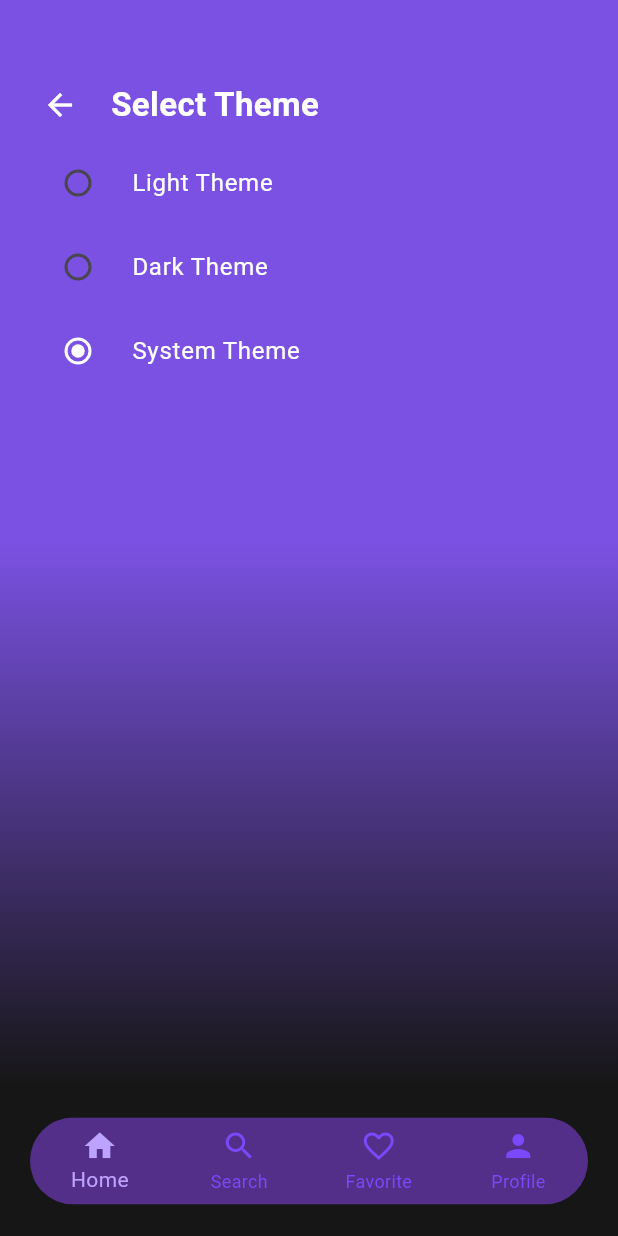
After one commit to alokmaurya281/music_app_flutter, a Flutter app: the ThemeScreenChanger screen opened directly, after a tap on the "arrow back" icon, after a tap on the "dark mode" icon, on a phone screen of 412 x 824 dp. The commit adds this screen. Run offline on Flutter 3.47's test engine with Material 2 defaults, Android fonts, the phone set to English and light mode, and no system bars; our stand-ins replace audioplayers, flutter_local_notifications, flutter_svg, font_awesome_flutter, permission_handler; network calls fail.

Commit message:
Dark theme light theme added

```diff
--- /dev/null
+++ b/lib/providers/themeprovider.dart
@@ -0,0 +1,13 @@
+import 'package:flutter/foundation.dart';
+import 'package:flutter/material.dart';
+
+class ThemeProvider extends ChangeNotifier {
+  var _themeMode = ThemeMode.system;
+
+  ThemeMode get themeMode => _themeMode;
+
+  void setTheme(themeMode) {
+    _themeMode = themeMode;
+    notifyListeners();
+  }
+}
--- a/lib/screens/artistscreen.dart
+++ b/lib/screens/artistscreen.dart
@@ -15,14 +15,14 @@ class _ArtistScreenState extends State<ArtistScreen> {
       body: Container(
         padding: const EdgeInsets.symmetric(vertical: 16, horizontal: 16),
         height: double.infinity,
-        decoration: const BoxDecoration(
-          color: Color.fromRGBO(122, 81, 226, 1),
+        decoration: BoxDecoration(
+          color: Theme.of(context).colorScheme.primary,
           gradient: LinearGradient(
             colors: [
-              Color.fromRGBO(122, 81, 226, 1),
-              Color.fromRGBO(22, 22, 22, 1),
+              Theme.of(context).colorScheme.primary,
+              Theme.of(context).colorScheme.primary,
               // Color.fromRGBO(122, 81, 226, 1),
-              Color.fromRGBO(22, 22, 22, 1),
+              Theme.of(context).colorScheme.primary,
             ],
             begin: Alignment.topCenter,
             end: Alignment.bottomCenter,
--- a/lib/screens/homescreen.dart
+++ b/lib/screens/homescreen.dart
@@ -1,4 +1,5 @@
 import 'package:flutter/material.dart';
+import 'package:music_app/screens/themescreen.dart';
 import 'package:music_app/widgets/bottomnavigation.dart';
 import 'package:music_app/widgets/drawer.dart';
 import 'package:music_app/widgets/artists.dart';
@@ -26,7 +27,7 @@ class _HomeScreenState extends State<HomeScreen> {
       drawer: const DrawerWidget(),
       appBar: AppBar(
         // toolbarHeight: 50,
-        backgroundColor: const Color.fromRGBO(122, 81, 226, 1),
+        backgroundColor: Theme.of(context).colorScheme.primary,
         elevation: 0,
         scrolledUnderElevation: 0,
         leading: GestureDetector(
@@ -42,13 +43,27 @@ class _HomeScreenState extends State<HomeScreen> {
             ),
           ),
         ),
-        actions: const [
-          Padding(
+        actions: [
+          const Padding(
             padding: EdgeInsets.only(right: 15),
             child: Icon(
               Icons.search,
               color: Colors.white60,
               size: 28,
+            ),
+          ),
+          Padding(
+            padding: const EdgeInsets.only(right: 15),
+            child: GestureDetector(
+              onTap: () {
+                Navigator.of(context).push(MaterialPageRoute(
+                    builder: (context) => ThemeScreenChanger()));
+              },
+              child: const Icon(
+                Icons.dark_mode,
+                color: Colors.white60,
+                size: 28,
+              ),
             ),
           ),
         ],
--- a/lib/screens/playerscreen.dart
+++ b/lib/screens/playerscreen.dart
@@ -31,14 +31,14 @@ class _PlayerScreenState extends State<PlayerScreen> {
       body: Container(
         padding: const EdgeInsets.symmetric(vertical: 16, horizontal: 16),
         height: double.infinity,
-        decoration: const BoxDecoration(
-          color: Color.fromRGBO(122, 81, 226, 1),
+        decoration: BoxDecoration(
+          color: Theme.of(context).colorScheme.primary,
           gradient: LinearGradient(
             colors: [
-              Color.fromRGBO(122, 81, 226, 1),
-              Color.fromRGBO(22, 22, 22, 1),
+              Theme.of(context).colorScheme.primary,
+              Theme.of(context).colorScheme.secondary,
               // Color.fromRGBO(122, 81, 226, 1),
-              Color.fromRGBO(22, 22, 22, 1),
+              Theme.of(context).colorScheme.primary,
             ],
             begin: Alignment.topCenter,
             end: Alignment.bottomCenter,
--- /dev/null
+++ b/lib/screens/themescreen.dart
@@ -0,0 +1,101 @@
+import 'package:flutter/material.dart';
+import 'package:music_app/providers/themeprovider.dart';
+import 'package:music_app/widgets/bottomnavigation.dart';
+import 'package:provider/provider.dart';
+
+class ThemeScreenChanger extends StatefulWidget {
+  const ThemeScreenChanger({super.key});
+
+  @override
+  State<ThemeScreenChanger> createState() => _ThemeScreenChangerState();
+}
+
+class _ThemeScreenChangerState extends State<ThemeScreenChanger> {
+  @override
+  Widget build(BuildContext context) {
+    final themeProvider = Provider.of<ThemeProvider>(context);
+    return Scaffold(
+      body: Container(
+        padding: const EdgeInsets.symmetric(vertical: 16, horizontal: 16),
+        height: double.infinity,
+        decoration: BoxDecoration(
+          color: Theme.of(context).colorScheme.primary,
+          gradient: LinearGradient(
+            colors: [
+              Theme.of(context).colorScheme.primary,
+              Theme.of(context).colorScheme.primary,
+              // Color.fromRGBO(122, 81, 226, 1),
+              Theme.of(context).colorScheme.secondary,
+            ],
+            begin: Alignment.topCenter,
+            end: Alignment.bottomCenter,
+          ),
+        ),
+        child: SingleChildScrollView(
+          child: Column(
+            crossAxisAlignment: CrossAxisAlignment.start,
+            children: [
+              SizedBox(
+                height: 30,
+              ),
+              Row(
+                children: [
+                  IconButton(
+                    onPressed: () {
+                      Navigator.of(context).popAndPushNamed('/');
+                    },
+                    icon: Icon(
+                      Icons.arrow_back,
+                      color: Colors.white,
+                    ),
+                  ),
+                  Padding(
+                    padding: EdgeInsets.only(left: 10),
+                    child: Text(
+                      'Select Theme',
+                      style: TextStyle(
+                          fontWeight: FontWeight.bold,
+                          fontSize: 22,
+                          color: Colors.white),
+                    ),
+                  )
+                ],
+              ),
+              RadioListTile<ThemeMode>(
+                activeColor: Colors.white,
+                title: const Text(
+                  'Light Theme',
+                  style: TextStyle(color: Colors.white),
+                ),
+                value: ThemeMode.light,
+                groupValue: themeProvider.themeMode,
+                onChanged: themeProvider.setTheme,
+              ),
+              RadioListTile<ThemeMode>(
+                activeColor: Colors.white,
+                title: const Text(
+                  'Dark Theme',
+                  style: TextStyle(color: Colors.white),
+                ),
+                value: ThemeMode.dark,
+                groupValue: themeProvider.themeMode,
+                onChanged: themeProvider.setTheme,
+              ),
+              RadioListTile<ThemeMode>(
+                activeColor: Colors.white,
+                title: const Text(
+                  'System Theme',
+                  style: TextStyle(color: Colors.white),
+                ),
+                value: ThemeMode.system,
+                groupValue: themeProvider.themeMode,
+                onChanged: themeProvider.setTheme,
+              )
+            ],
+          ),
+        ),
+      ),
+      bottomNavigationBar: const BottomNavWidget(),
+    );
+  }
+}
--- a/lib/widgets/artistsonglistwidget.dart
+++ b/lib/widgets/artistsonglistwidget.dart
@@ -11,7 +11,7 @@ class ArtistSongListWidget extends StatelessWidget {
       margin: EdgeInsets.all(8),
       padding: EdgeInsets.all(4),
       decoration: BoxDecoration(
-        color: Theme.of(context).colorScheme.primary,
+        color: const Color.fromRGBO(84, 19, 138, 1),
         borderRadius: BorderRadius.circular(15),
       ),
       child: ListTile(
--- a/lib/widgets/drawer.dart
+++ b/lib/widgets/drawer.dart
@@ -60,7 +60,7 @@ class _DrawerWidgetState extends State<DrawerWidget> {
                 ),
                 ListTile(
                   leading: const Icon(Icons.branding_watermark_sharp),
-                  title: const Text('Brands'),
+                  title: const Text('Change Theme'),
                   onTap: () {},
                   // iconColor: Colors.white,
                   // textColor: Colors.white,
```
Also changed, not shown: lib/main.dart (+40 -3 lines), lib/widgets/musicplayer.dart (+6 -5 lines).
